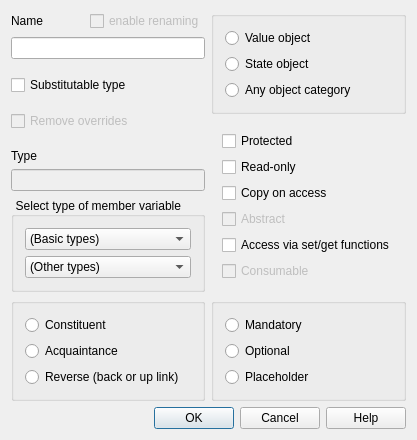
Above: lavape/src/LavaPE_UI/idd_attrbox.ui from berkus/lavape before the change. Below: the same form after it.
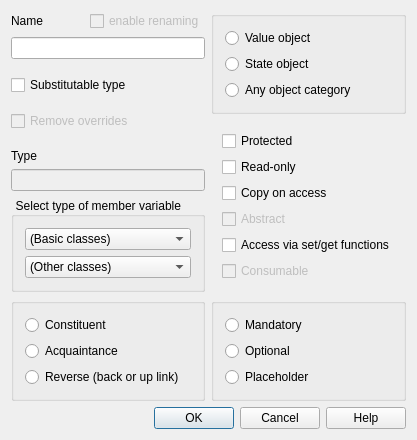
That is the form after the change.

Patch:
```diff
--- a/lavape/src/LavaPE_UI/idd_attrbox.ui
+++ b/lavape/src/LavaPE_UI/idd_attrbox.ui
@@ -152,7 +152,7 @@
            <widget class="QComboBox" name="BasicTypes" >
             <item>
              <property name="text" >
-              <string>(Basic types)</string>
+              <string>(Basic classes)</string>
              </property>
             </item>
            </widget>
@@ -161,7 +161,7 @@
            <widget class="QComboBox" name="NamedTypes" >
             <item>
              <property name="text" >
-              <string>(Other types)</string>
+              <string>(Other classes)</string>
              </property>
             </item>
            </widget>
```
